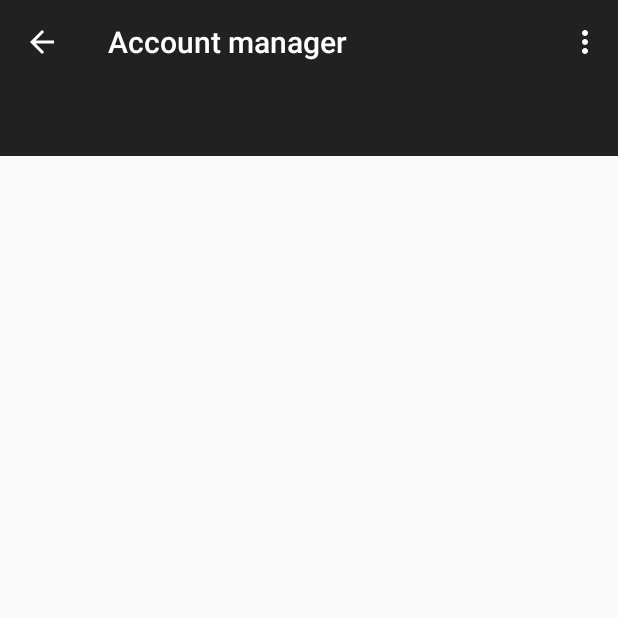
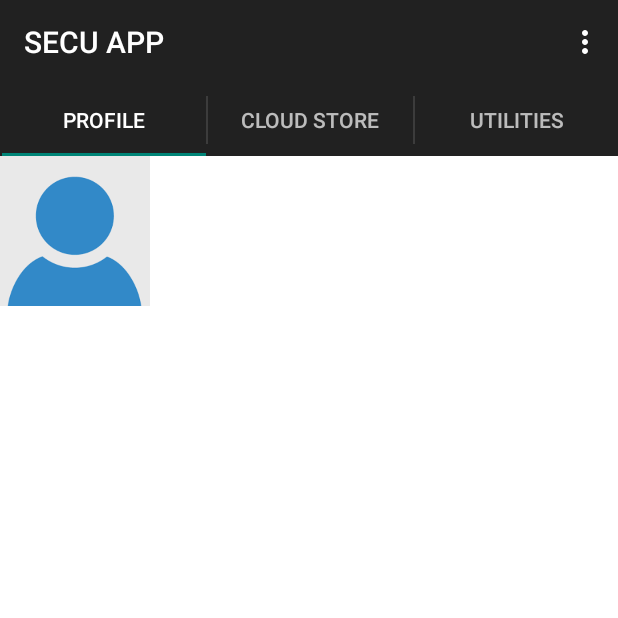
Before and after one commit to Kyeza/SecuAPP, an Android app: the AccountActivity screen opened directly, with no data from a screen before it, on a phone screen of 412 x 824 dp, the top half of it. Run offline under Robolectric (Android 15) with nearby library versions, the phone set to English and light mode, and no system bars.

```diff
--- a/app/build.gradle
+++ b/app/build.gradle
@@ -6,7 +6,7 @@ android {
 
     defaultConfig {
         applicationId "com.kyezaarnold.secuapp"
-        minSdkVersion 11
+        minSdkVersion 13
         targetSdkVersion 22
         versionCode 1
         versionName "1.0"
--- a/app/src/main/java/com/kyezaarnold/secuapp/AccountActivity.java
+++ b/app/src/main/java/com/kyezaarnold/secuapp/AccountActivity.java
@@ -1,28 +1,100 @@
 package com.kyezaarnold.secuapp;
 
-import android.content.Intent;
+
+import android.support.v4.app.FragmentTransaction;
 import android.support.v7.app.ActionBar;
+import android.os.Bundle;
+import android.support.v4.app.Fragment;
+import android.support.v4.app.FragmentManager;
+import android.support.v4.app.FragmentStatePagerAdapter;
+import android.support.v4.view.ViewPager;
 import android.support.v7.app.AppCompatActivity;
-import android.os.Bundle;
 import android.view.Menu;
 import android.view.MenuItem;
 
-public class AccountActivity extends AppCompatActivity {
+public class AccountActivity extends AppCompatActivity implements ActionBar.TabListener {
+    ViewPager mViewPager;
+    ActionBar actionBar;
 
     @Override
     protected void onCreate(Bundle savedInstanceState) {
         super.onCreate(savedInstanceState);
+        setContentView(R.layout.activity_account);
 
-        ActionBar actionBar = getSupportActionBar();
+        mViewPager = (ViewPager)findViewById(R.id.pager);
+        mViewPager.setAdapter(new MyAdapter(getSupportFragmentManager()));
+        mViewPager.setOnPageChangeListener(new ViewPager.OnPageChangeListener() {
+            @Override
+            public void onPageScrolled(int position, float positionOffset, int positionOffsetPixels) {
+
+            }
+
+            @Override
+            public void onPageSelected(int position) {
+                actionBar.setSelectedNavigationItem(position);
+            }
+
+            @Override
+            public void onPageScrollStateChanged(int state) {
+
+            }
+        });
+        actionBar = getSupportActionBar();
         actionBar.setNavigationMode(ActionBar.NAVIGATION_MODE_TABS);
         actionBar.setDisplayShowTitleEnabled(true);
+        actionBar.setDisplayHomeAsUpEnabled(false);
 
         ActionBar.Tab tab = actionBar.newTab()
-                .setText(R.string.profile).setTabListener(new TabListener<ProfileFragment>(this, "profile", ProfileFragment.class));
+                .setText(R.string.profile).setTabListener(this);
+        actionBar.addTab(tab);
         tab = actionBar.newTab()
-                .setText(R.string.cloud).setTabListener(new TabListener<CloudFragment>(this, "profile", CloudFragment.class));
+                .setText(R.string.cloud).setTabListener(this);
+        actionBar.addTab(tab);
         tab = actionBar.newTab()
-                .setText(R.string.locator).setTabListener(new TabListener<LocatorFragment>(this, "profile", LocatorFragment.class));
+                .setText(R.string.utility).setTabListener(this);
+        actionBar.addTab(tab);
+
+    }
+
+    @Override
+    public void onTabSelected(ActionBar.Tab tab, FragmentTransaction ft) {
+            mViewPager.setCurrentItem(tab.getPosition());
+    }
+
+    @Override
+    public void onTabUnselected(ActionBar.Tab tab, FragmentTransaction ft) {
+
+    }
+
+    @Override
+    public void onTabReselected(ActionBar.Tab tab, FragmentTransaction ft) {
+
+    }
+
+    class MyAdapter extends FragmentStatePagerAdapter{
+        public MyAdapter(FragmentManager fm) {
+            super(fm);
+        }
+
+        @Override
+        public Fragment getItem(int position) {
+            Fragment mFragment = null;
+            if(position == 0){
+                mFragment = new ProfileFragment();
+            }
+            if(position == 1){
+                mFragment = new CloudFragment();
+            }
+            if(position == 2){
+                mFragment = new UtilityFragment();
+            }
+            return mFragment;
+        }
+
+        @Override
+        public int getCount() {
+            return 3;
+        }
     }
 
     @Override
--- a/app/src/main/java/com/kyezaarnold/secuapp/CloudFragment.java
+++ b/app/src/main/java/com/kyezaarnold/secuapp/CloudFragment.java
@@ -6,16 +6,32 @@ package com.kyezaarnold.secuapp;
 
 import android.os.Bundle;
 import android.support.annotation.Nullable;
-import android.support.v4.app.Fragment;
+import android.support.v4.app.ListFragment;
 import android.view.LayoutInflater;
 import android.view.View;
 import android.view.ViewGroup;
+import android.widget.AdapterView;
+import android.widget.ArrayAdapter;
+import android.widget.Toast;
 
-public class CloudFragment extends Fragment {
+public class CloudFragment extends ListFragment implements AdapterView.OnItemClickListener {
     @Nullable
     @Override
     public View onCreateView(LayoutInflater inflater, ViewGroup container, Bundle savedInstanceState) {
         View view = inflater.inflate(R.layout.cloud_fragment, container, false);
         return (view);
     }
+
+    @Override
+    public void onViewCreated(View view, Bundle savedInstanceState) {
+        super.onViewCreated(view, savedInstanceState);
+        ArrayAdapter adapter = ArrayAdapter.createFromResource(getActivity(), R.array.values, android.R.layout.simple_list_item_1);
+        setListAdapter(adapter);
+        getListView().setOnItemClickListener(this);
+    }
+
+    @Override
+    public void onItemClick(AdapterView<?> parent, View view, int position, long id) {
+        Toast.makeText(getActivity(), "Item "+position+" SELECTED", Toast.LENGTH_SHORT).show();
+    }
 }
--- a/app/src/main/java/com/kyezaarnold/secuapp/SignInActivity.java
+++ b/app/src/main/java/com/kyezaarnold/secuapp/SignInActivity.java
@@ -15,8 +15,9 @@ public class SignInActivity extends AppCompatActivity {
         setContentView(R.layout.activity_sign_in);
     }
 
-    public void goTo(View view){
-        new Intent(this, AccountActivity.class);
+    public void logIn(View view){
+        Intent intent = new Intent(this, AccountActivity.class);
+        startActivity(intent);
     }
 
     @Override
--- a/app/src/main/java/com/kyezaarnold/secuapp/TabListener.java
+++ /dev/null
@@ -1,48 +0,0 @@
-package com.kyezaarnold.secuapp;
-
-/**
- * Created by Kyeza Arnold on 7/15/2015.
- */
-
-import android.app.Activity;
-import android.support.v4.app.FragmentTransaction;
-import android.support.v7.app.ActionBar;
-import android.support.v4.app.Fragment;
-
-public class TabListener<T extends Fragment> implements ActionBar.TabListener {
-    private Fragment mFragment;
-    private final Activity mActivity;
-    private final String mTag;
-    private final Class<T> mClass;
-
-    public TabListener(Activity activity, String tag, Class<T> clz){
-        mActivity = activity;
-        mTag = tag;
-        mClass = clz;
-    }
-
-    @Override
-    public void onTabSelected(ActionBar.Tab tab, FragmentTransaction ft) {
-//        Check whether the fragment is instantiated if not instantiate it
-//        Otherwise just attach it to the activity
-        if (mFragment == null){
-            mFragment = Fragment.instantiate(mActivity, mClass.getName());
-            ft.add(mFragment, mTag);
-        }else{
-            ft.attach(mFragment);
-        }
-    }
-
-    @Override
-    public void onTabUnselected(ActionBar.Tab tab, FragmentTransaction ft) {
-//        Check whether the fragment is still instantiated, if so detach it
-        if(mFragment != null){
-            ft.detach(mFragment);
-        }
-    }
-
-    @Override
-    public void onTabReselected(ActionBar.Tab tab, FragmentTransaction ft) {
-//        Usually do nothing, it should return on saved state
-    }
-}
--- a/app/src/main/java/com/kyezaarnold/secuapp/LocatorFragment.java
+++ b/app/src/main/java/com/kyezaarnold/secuapp/UtilityFragment.java
@@ -11,11 +11,11 @@ import android.view.LayoutInflater;
 import android.view.View;
 import android.view.ViewGroup;
 
-public class LocatorFragment extends Fragment {
+public class UtilityFragment extends Fragment {
     @Nullable
     @Override
     public View onCreateView(LayoutInflater inflater, ViewGroup container, Bundle savedInstanceState) {
-        View view = inflater.inflate(R.layout.locator_fragment, container, false);
+        View view = inflater.inflate(R.layout.utility_fragment, container, false);
         return(view);
     }
 }
--- a/app/src/main/res/layout/activity_account.xml
+++ b/app/src/main/res/layout/activity_account.xml
@@ -1,12 +1,6 @@
-<RelativeLayout xmlns:android="http://schemas.android.com/apk/res/android"
-    xmlns:tools="http://schemas.android.com/tools" android:layout_width="match_parent"
-    android:layout_height="match_parent" android:paddingLeft="@dimen/activity_horizontal_margin"
-    android:paddingRight="@dimen/activity_horizontal_margin"
-    android:paddingTop="@dimen/activity_vertical_margin"
-    android:paddingBottom="@dimen/activity_vertical_margin"
-    tools:context="com.kyezaarnold.secuapp.AccountActivity">
-
-    <TextView android:text="@string/hello_world" android:layout_width="wrap_content"
-        android:layout_height="wrap_content" />
-
-</RelativeLayout>
+<?xml version="1.0" encoding="utf-8"?>
+<android.support.v4.view.ViewPager
+    xmlns:android="http://schemas.android.com/apk/res/android"
+    android:id="@+id/pager"
+    android:layout_width="match_parent"
+    android:layout_height="match_parent" />
--- a/app/src/main/res/layout/locator_fragment.xml
+++ /dev/null
@@ -1,5 +0,0 @@
-<?xml version="1.0" encoding="utf-8"?>
-<LinearLayout xmlns:android="http://schemas.android.com/apk/res/android"
-    android:layout_width="match_parent" android:layout_height="match_parent">
-
-</LinearLayout>
--- a/app/src/main/res/layout/profile_fragment.xml
+++ b/app/src/main/res/layout/profile_fragment.xml
@@ -1,5 +1,13 @@
 <?xml version="1.0" encoding="utf-8"?>
 <RelativeLayout xmlns:android="http://schemas.android.com/apk/res/android"
-    android:layout_width="match_parent" android:layout_height="match_parent">
+    android:layout_width="match_parent" android:layout_height="match_parent" android:background="#ffffffff">
 
+    <ImageView
+        android:layout_width="100dp"
+        android:layout_height="100dp"
+        android:id="@+id/imageView"
+        android:background="@drawable/prof"
+        android:layout_alignParentTop="true"
+        android:layout_alignParentLeft="true"
+        android:layout_alignParentStart="true" />
 </RelativeLayout>
--- a/app/src/main/res/values/strings.xml
+++ b/app/src/main/res/values/strings.xml
@@ -4,12 +4,22 @@
     <string name="hello_world">Hello world</string>
     <string name="action_settings">Settings</string>
     <string name="signIn_title">Account SignIn</string>
-    <string name="email_hint">E-mail</string>
+    <string name="email_hint">Email</string>
+    <string name="mapLocator">LOCATOR</string>
     <string name="password_hint">Password</string>
     <string name="register_hint">Not registered? SignUp</string>
-    <string name="login_button">LOGIN</string>
-    <string name="title_activity_account">Account manager</string>
+    <string name="logIn_button">LOG IN</string>
+    <string name="title_activity_account">SECU APP</string>
     <string name="profile">Profile</string>
     <string name="cloud">Cloud store</string>
-    <string name="locator">Locator</string>
+    <string name="utility">Utilities</string>
+    <string name="map_locator">Locator</string>
+    <string-array name="values">
+        <item>Contacts</item>
+        <item>Images</item>
+        <item>Music</item>
+        <item>Video</item>
+        <item>Documents</item>
+        <item>Applications</item>
+    </string-array>
 </resources>
```
Also changed, not shown: app/src/main/res/layout/activity_sign_in.xml (+12 -14 lines), app/src/main/res/layout/cloud_fragment.xml (+16 -1 lines), app/src/main/res/layout/utility_fragment.xml (added, +17 -0 lines), app/src/main/res/drawable/mapug.jpg (added), app/src/main/res/drawable/prof.png (added), 1 other file.
